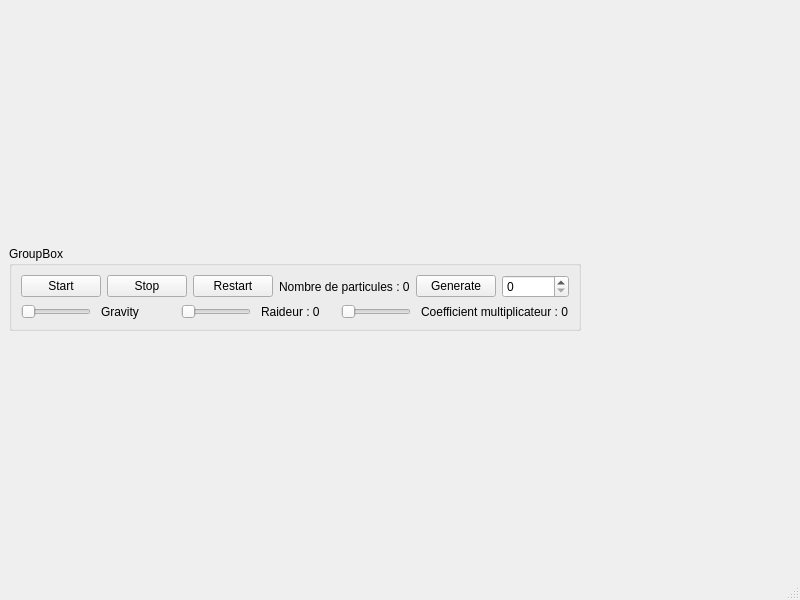
Old version of the form Projet_PBF_2D/mainwindow.ui in the repository NicolasPozo02/Position-Based-Fluids-.
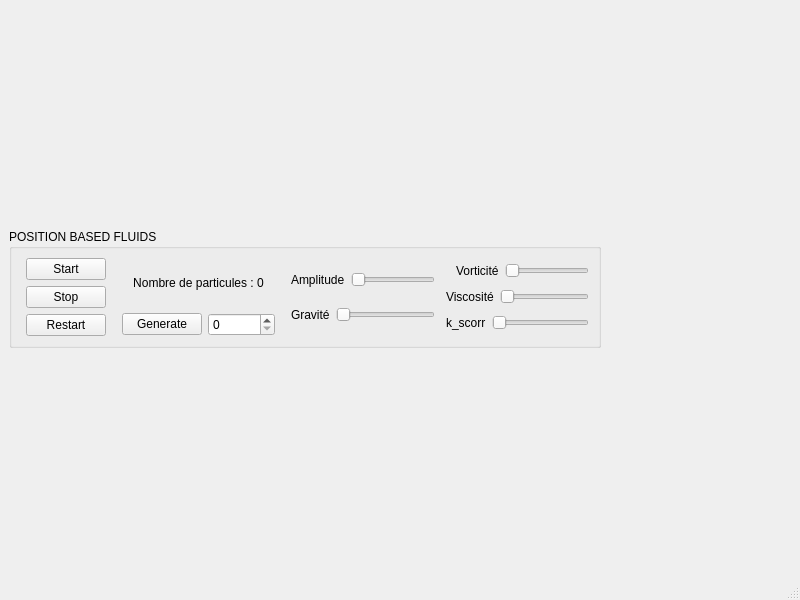
New version of the form.

Patch:
```diff
--- a/Projet_PBF_2D/mainwindow.ui
+++ b/Projet_PBF_2D/mainwindow.ui
@@ -42,7 +42,7 @@
        </size>
       </property>
       <property name="title">
-       <string>GroupBox</string>
+       <string>POSITION BASED FLUIDS</string>
       </property>
       <layout class="QVBoxLayout" name="verticalLayout_2">
        <property name="sizeConstraint">
@@ -54,6 +54,14 @@
           <enum>QLayout::SizeConstraint::SetDefaultConstraint</enum>
          </property>
          <item>
+          <layout class="QVBoxLayout" name="verticalLayout_4">
+           <property name="leftMargin">
+            <number>5</number>
+           </property>
+           <property name="rightMargin">
+            <number>5</number>
+           </property>
+           <item>
           <widget class="QPushButton" name="start_button">
            <property name="enabled">
             <bool>true</bool>
@@ -83,13 +91,28 @@
            </property>
           </widget>
          </item>
+          </layout>
+         </item>
+         <item>
+          <layout class="QVBoxLayout" name="verticalLayout_5">
+           <property name="leftMargin">
+            <number>5</number>
+           </property>
+           <property name="rightMargin">
+            <number>5</number>
+           </property>
          <item>
           <widget class="QLabel" name="count_label">
            <property name="text">
             <string>Nombre de particules : 0</string>
            </property>
-          </widget>
-         </item>
+             <property name="alignment">
+              <set>Qt::AlignmentFlag::AlignCenter</set>
+             </property>
+            </widget>
+           </item>
+           <item>
+            <layout class="QHBoxLayout" name="horizontalLayout_3">
          <item>
           <widget class="QPushButton" name="btn_generate">
            <property name="text">
@@ -106,13 +129,30 @@
          </item>
         </layout>
        </item>
+          </layout>
+         </item>
        <item>
-        <layout class="QHBoxLayout" name="horizontalLayout_3" stretch="1,1,1,1,1,1">
-         <property name="spacing">
-          <number>10</number>
+          <layout class="QVBoxLayout" name="verticalLayout_6">
+           <property name="leftMargin">
+            <number>5</number>
          </property>
          <item>
-          <widget class="QSlider" name="gravity_slider">
+            <layout class="QHBoxLayout" name="horizontalLayout_4">
+             <item>
+              <widget class="QLabel" name="amplitude_label">
+               <property name="text">
+                <string>Amplitude</string>
+               </property>
+              </widget>
+             </item>
+             <item>
+              <widget class="QSlider" name="amplitude_slider">
+               <property name="sizePolicy">
+                <sizepolicy hsizetype="MinimumExpanding" vsizetype="Fixed">
+                 <horstretch>0</horstretch>
+                 <verstretch>0</verstretch>
+                </sizepolicy>
+               </property>
            <property name="maximum">
             <number>1000</number>
            </property>
@@ -121,32 +161,57 @@
            </property>
           </widget>
          </item>
+            </layout>
+           </item>
+           <item>
+            <layout class="QHBoxLayout" name="horizontalLayout_5">
+             <item>
+              <layout class="QHBoxLayout" name="horizontalLayout_6">
          <item>
           <widget class="QLabel" name="gravity_label">
            <property name="text">
-            <string>Gravity</string>
+                  <string>Gravité</string>
            </property>
           </widget>
          </item>
          <item>
-          <widget class="QSlider" name="stiffness_slider">
+                <widget class="QSlider" name="gravity_slider">
            <property name="maximum">
-            <number>100</number>
+                  <number>1000</number>
            </property>
            <property name="orientation">
             <enum>Qt::Orientation::Horizontal</enum>
            </property>
           </widget>
          </item>
+              </layout>
+             </item>
+            </layout>
+           </item>
+          </layout>
+         </item>
          <item>
-          <widget class="QLabel" name="stiffness_label">
+          <layout class="QVBoxLayout" name="verticalLayout_9"/>
+         </item>
+         <item>
+          <layout class="QVBoxLayout" name="verticalLayout_7">
+           <property name="leftMargin">
+            <number>5</number>
+           </property>
+           <item>
+            <layout class="QHBoxLayout" name="horizontalLayout_7">
+             <property name="leftMargin">
+              <number>10</number>
+             </property>
+             <item>
+              <widget class="QLabel" name="coeffVorti_label">
            <property name="text">
-            <string>Raideur : 0</string>
+                <string>Vorticité</string>
            </property>
           </widget>
          </item>
          <item>
-          <widget class="QSlider" name="coeffSumR_slider">
+              <widget class="QSlider" name="coeffVorti_slider">
            <property name="maximum">
             <number>100</number>
            </property>
@@ -155,12 +220,51 @@
            </property>
           </widget>
          </item>
+            </layout>
+           </item>
          <item>
-          <widget class="QLabel" name="coeffSumR_label">
+            <layout class="QHBoxLayout" name="horizontalLayout_8">
+             <item>
+              <widget class="QLabel" name="coeff_Visco_label">
            <property name="text">
-            <string>Coefficient multiplicateur : 0</string>
-           </property>
-          </widget>
+                <string>Viscosité</string>
+               </property>
+              </widget>
+             </item>
+             <item>
+              <widget class="QSlider" name="coeffVisco_slider">
+               <property name="maximum">
+                <number>1000</number>
+               </property>
+               <property name="orientation">
+                <enum>Qt::Orientation::Horizontal</enum>
+               </property>
+              </widget>
+             </item>
+            </layout>
+           </item>
+           <item>
+            <layout class="QHBoxLayout" name="horizontalLayout_9">
+             <item>
+              <widget class="QLabel" name="k_scorr_label">
+               <property name="text">
+                <string>k_scorr</string>
+               </property>
+              </widget>
+             </item>
+             <item>
+              <widget class="QSlider" name="k_scorr_slider">
+               <property name="maximum">
+                <number>100</number>
+               </property>
+               <property name="orientation">
+                <enum>Qt::Orientation::Horizontal</enum>
+               </property>
+              </widget>
+             </item>
+            </layout>
+           </item>
+          </layout>
          </item>
         </layout>
        </item>
```
Lines whose indentation alone changed are shown as unchanged.
